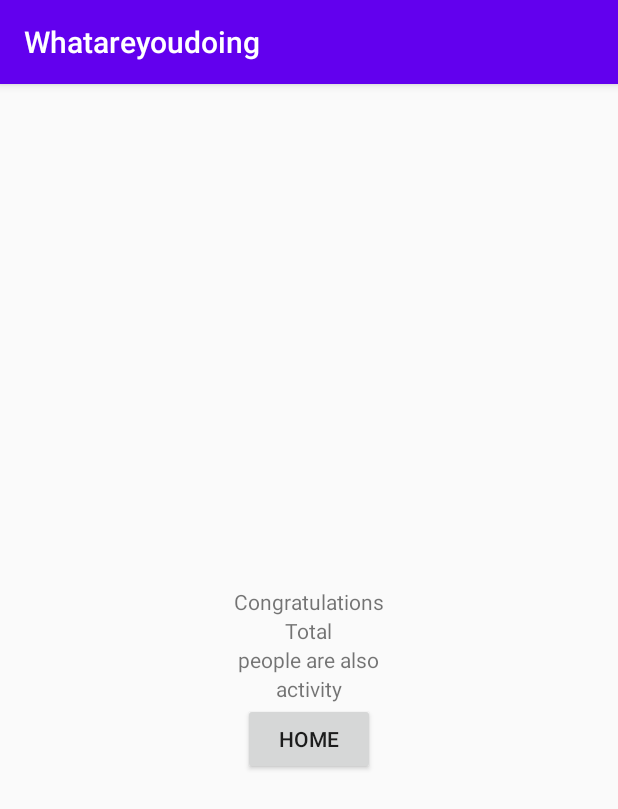
After one commit to prateekmahajan/what_are_you_doing, an Android app: the peoplecount screen opened directly, with no data from a screen before it, on a phone screen of 412 x 824 dp. The commit adds this screen. Shown: the top 809 px of the screen. Run offline under Robolectric (Android 15) with nearby library versions, the phone set to English and light mode, and no system bars.

Commit message:
page2 UI done

```diff
--- a/app/src/main/AndroidManifest.xml
+++ b/app/src/main/AndroidManifest.xml
@@ -9,6 +9,7 @@
         android:roundIcon="@mipmap/ic_launcher_round"
         android:supportsRtl="true"
         android:theme="@style/AppTheme">
+        <activity android:name=".peoplecount"></activity>
         <activity android:name=".MainActivity">
             <intent-filter>
                 <action android:name="android.intent.action.MAIN" />
--- /dev/null
+++ b/app/src/main/java/com/casual/whatareyoudoing/peoplecount.java
@@ -0,0 +1,14 @@
+package com.casual.whatareyoudoing;
+
+import androidx.appcompat.app.AppCompatActivity;
+
+import android.os.Bundle;
+
+public class peoplecount extends AppCompatActivity {
+
+    @Override
+    protected void onCreate(Bundle savedInstanceState) {
+        super.onCreate(savedInstanceState);
+        setContentView(R.layout.activity_peoplecount2);
+    }
+}
--- /dev/null
+++ b/app/src/main/res/layout/activity_peoplecount2.xml
@@ -0,0 +1,49 @@
+<?xml version="1.0" encoding="utf-8"?>
+<RelativeLayout xmlns:android="http://schemas.android.com/apk/res/android"
+    xmlns:app="http://schemas.android.com/apk/res-auto"
+    xmlns:tools="http://schemas.android.com/tools"
+    android:layout_width="match_parent"
+    android:layout_height="match_parent"
+    tools:context=".peoplecount">
+
+    <TextView
+        android:id="@+id/congo"
+        android:layout_width="wrap_content"
+        android:layout_height="wrap_content"
+        android:text="@string/congratulations"
+        android:layout_centerHorizontal="true"
+        android:layout_above="@id/total"/>
+
+    <TextView
+        android:id="@+id/total"
+        android:layout_width="wrap_content"
+        android:layout_height="wrap_content"
+        android:text="@string/total"
+        android:layout_centerHorizontal="true"
+        android:layout_above="@id/peoplearealso"/>
+
+    <TextView
+        android:id="@+id/peoplearealso"
+        android:layout_width="wrap_content"
+        android:layout_height="wrap_content"
+        android:text="@string/people_are_also"
+        android:layout_centerInParent="true"/>
+
+    <TextView
+        android:id="@+id/activity"
+        android:layout_width="wrap_content"
+        android:layout_height="wrap_content"
+        android:text="@string/activity"
+        android:layout_centerHorizontal="true"
+        android:layout_below="@id/peoplearealso"/>
+
+    <Button
+        android:id="@+id/home"
+        android:layout_width="wrap_content"
+        android:layout_height="wrap_content"
+        android:text="@string/home"
+        android:layout_centerHorizontal="true"
+        android:layout_below="@id/activity"/>
+
+
+</RelativeLayout>
--- a/app/src/main/res/values/strings.xml
+++ b/app/src/main/res/values/strings.xml
@@ -2,4 +2,9 @@
     <string name="app_name">Whatareyoudoing</string>
     <string name="what_are_you_doing">What are you doing?</string>
     <string name="what_are_you_feeling">what are you feeling?</string>
+    <string name="congratulations">Congratulations</string>
+    <string name="home">home</string>
+    <string name="total">Total</string>
+    <string name="people_are_also">people are also</string>
+    <string name="activity">activity</string>
 </resources>
```
